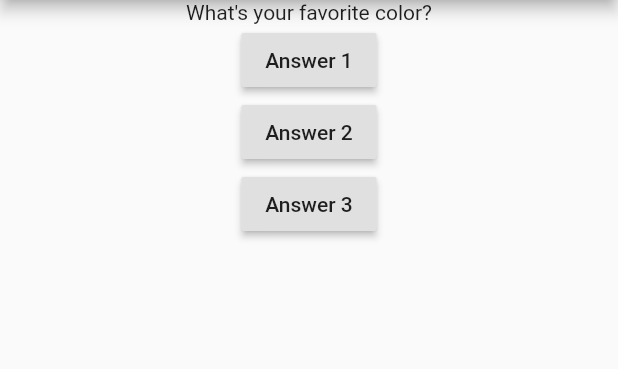
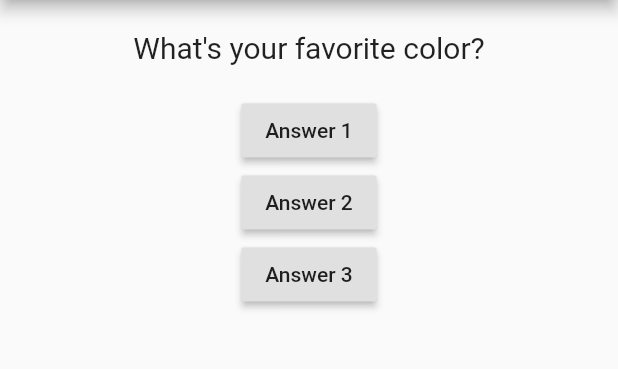
Before and after one commit to bhavikvashi1804/flutter-quiz, a Flutter app: the screen it shows after launch, on a phone screen of 412 x 824 dp, the part 84-453 px from its top. Run offline on Flutter 3.47's test engine with Material 2 defaults, Android fonts, the phone set to English and light mode, and no system bars.

Commit message:
Style Question Text

```diff
--- a/lib/question.dart
+++ b/lib/question.dart
@@ -7,6 +7,17 @@ class QuestionWidget extends StatelessWidget {
 
   @override
   Widget build(BuildContext context) {
-    return Text(questionText);
+    return Container(
+      width: double.infinity,
+      //double.infinity means max width
+      margin: EdgeInsets.all(20.0),
+      child: Text(
+        questionText,
+        style:TextStyle(
+          fontSize: 20,
+        ),
+        textAlign: TextAlign.center,
+      ),
+    );
   }
 }
```
